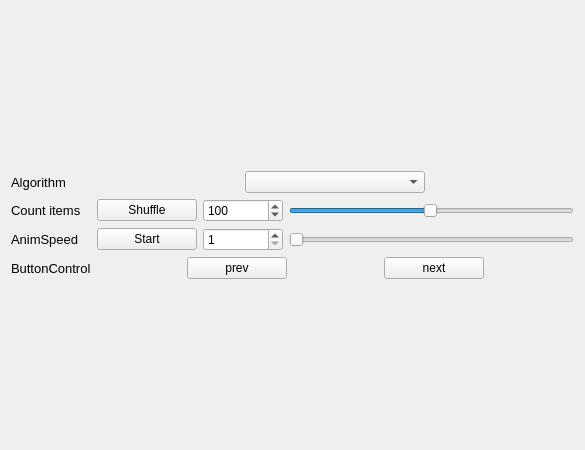
First picture: the form in sorting_algo/mainwindow.ui, repository AndrikB/lab2, before the edit.
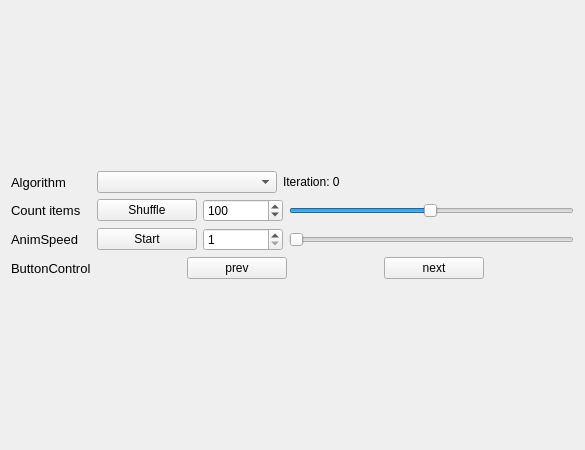
Second picture: the form after the edit.

Commit message: add open old position after open

The edit to the form file:
```diff
--- a/sorting_algo/mainwindow.ui
+++ b/sorting_algo/mainwindow.ui
@@ -245,6 +245,13 @@
           </property>
          </widget>
         </item>
+        <item row="0" column="1">
+         <widget class="QLabel" name="iteration_lbl">
+          <property name="text">
+           <string>Iteration: 0</string>
+          </property>
+         </widget>
+        </item>
        </layout>
       </item>
       <item row="1" column="1">
```
The commit also changes 2 other files.
